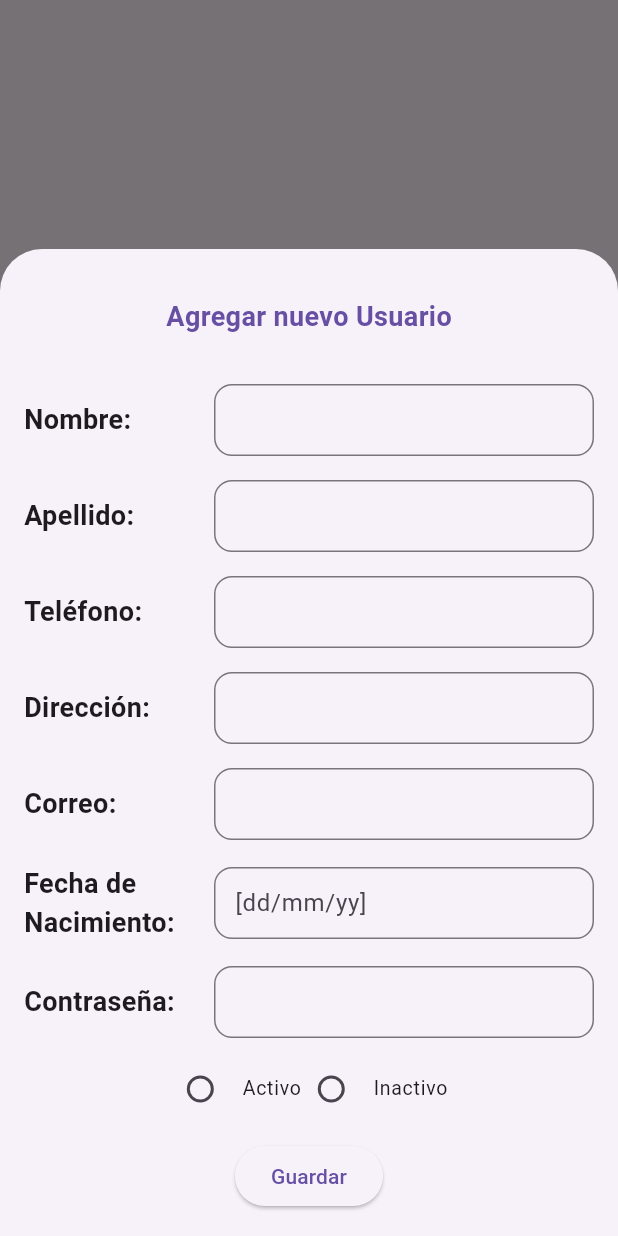
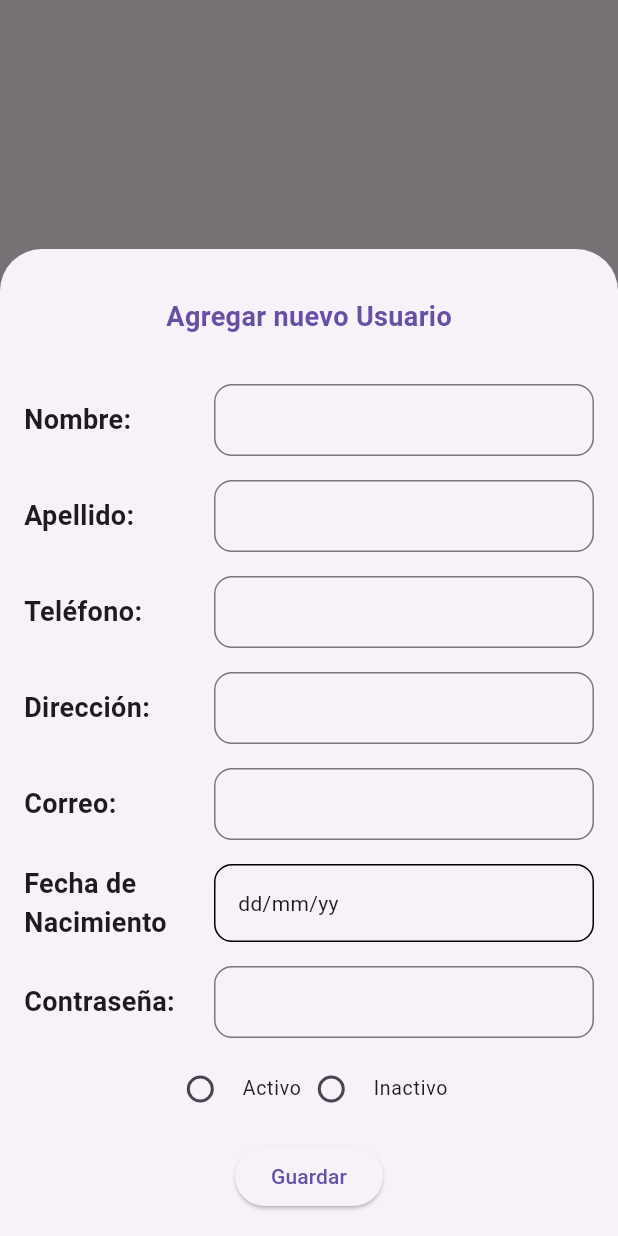
Before and after one commit to ivanndrey620/crud_flutter, a Flutter app: the screen it shows after launch, after a tap on the "add" icon, on a phone screen of 412 x 824 dp. Run offline on Flutter 3.47's test engine with Material 3 defaults, Android fonts, the phone set to English and light mode, and no system bars; our stand-ins replace bloc, cloud_firestore, firebase_core, flutter_bloc, flutter_hooks, fluttertoast and 2 more; accounts and stored records are empty.

Commit message:
feat: change date of birth textfield to text

```diff
--- a/lib/features/add_user.dart/screens/add_user_screen.dart
+++ b/lib/features/add_user.dart/screens/add_user_screen.dart
@@ -2,6 +2,8 @@ import 'package:crud_flutter/features/add_user.dart/cubit/user_state_cubit.dart'
 import 'package:crud_flutter/features/add_user.dart/utils/user_state_enum.dart';
 import 'package:crud_flutter/features/features.dart';
 import 'package:crud_flutter/features/form/bloc/user_form_bloc.dart';
+import 'package:crud_flutter/features/form/widgets/custom_field_title_widget.dart';
+import 'package:crud_flutter/utils/date_util.dart';
 import 'package:flutter/material.dart';
 import 'package:flutter_bloc/flutter_bloc.dart';
 import 'package:fluttertoast/fluttertoast.dart';
@@ -34,31 +36,31 @@ class AddUserScreen extends StatelessWidget {
           },
           child: BlocBuilder<UserFormBloc, UserFormState>(
             builder: (context, state) {
-              return const Column(
+              return Column(
                 crossAxisAlignment: CrossAxisAlignment.start,
                 mainAxisAlignment: MainAxisAlignment.spaceBetween,
                 mainAxisSize: MainAxisSize.min,
                 children: [
-                  SizedBox(height: 16),
-                  CustomTitleWidget(title: 'Agregar nuevo Usuario'),
-                  SizedBox(height: 32),
-                  _NameField(),
-                  SizedBox(height: 16),
-                  _LastnameField(),
-                  SizedBox(height: 16),
-                  _PhoneField(),
-                  SizedBox(height: 16),
-                  _AddressField(),
-                  SizedBox(height: 16),
-                  _EmailField(),
-                  SizedBox(height: 16),
-                  _DateOfBirthField(),
-                  SizedBox(height: 16),
-                  _PasswordField(),
-                  SizedBox(height: 16),
-                  _ActiveOrInactive(),
-                  SizedBox(height: 16),
-                  _AddButton(),
+                  const SizedBox(height: 16),
+                  const CustomTitleWidget(title: 'Agregar nuevo Usuario'),
+                  const SizedBox(height: 32),
+                  _NameField(initialValue: state.name),
+                  const SizedBox(height: 16),
+                  _LastnameField(initialValue: state.lastname),
+                  const SizedBox(height: 16),
+                  _PhoneField(initialValue: state.phone?.toString()),
+                  const SizedBox(height: 16),
+                  _AddressField(initialValue: state.address),
+                  const SizedBox(height: 16),
+                  _EmailField(initialValue: state.email),
+                  const SizedBox(height: 16),
+                  _DateOfBirthField(initialValue: state.dateOfBirth),
+                  const SizedBox(height: 16),
+                  _PasswordField(initialValue: state.password),
+                  const SizedBox(height: 16),
+                  const _ActiveOrInactive(),
+                  const SizedBox(height: 16),
+                  const _AddButton(),
                 ],
               );
             },
@@ -137,11 +139,14 @@ class _AddButton extends StatelessWidget {
 }
 
 class _PasswordField extends StatelessWidget {
-  const _PasswordField();
+  const _PasswordField({this.initialValue});
+
+  final String? initialValue;
 
   @override
   Widget build(BuildContext context) {
     return TitleFieldWidget(
+      initialValue: initialValue,
       title: 'Contraseña:',
       keyboardType: TextInputType.visiblePassword,
       onChangedCallback: (password) => context
@@ -155,29 +160,66 @@ class _PasswordField extends StatelessWidget {
 }
 
 class _DateOfBirthField extends StatelessWidget {
-  const _DateOfBirthField();
+  const _DateOfBirthField({this.initialValue});
+
+  final String? initialValue;
 
   @override
   Widget build(BuildContext context) {
-    return TitleFieldWidget(
-      title: 'Fecha de Nacimiento:',
-      hintText: '[dd/mm/yy]',
-      onChangedCallback: (dateOfBirth) => context
-          .read<UserFormBloc>()
-          .add(OnAddUserDateOfBirthEvent(dateOfBirth: dateOfBirth)),
-      onSubmittedCallback: (dateOfBirth) => context
-          .read<UserFormBloc>()
-          .add(OnAddUserDateOfBirthEvent(dateOfBirth: dateOfBirth)),
+    return GestureDetector(
+      onTap: () async {
+        final selectedDate = await showDatePicker(
+          context: context,
+          initialDate: DateTime.now(),
+          firstDate: DateTime.now(),
+          lastDate: DateTime.now().add(const Duration(days: 365)),
+        );
+
+        if (selectedDate == null) return;
+
+        final dateOfBirth = selectedDate.prettyDate();
+
+        if (context.mounted) {
+          context
+              .read<UserFormBloc>()
+              .add(OnAddUserDateOfBirthEvent(dateOfBirth: dateOfBirth));
+        }
+      },
+      child: Row(
+        children: [
+          const Expanded(
+            child: CustomFieldTitleWidget(title: 'Fecha de Nacimiento'),
+          ),
+          Expanded(
+            flex: 2,
+            child: Container(
+              padding: const EdgeInsets.all(15),
+              decoration: BoxDecoration(
+                border: Border.all(
+                  width: 1,
+                ),
+                borderRadius: const BorderRadius.all(
+                  Radius.circular(12),
+                ),
+              ),
+              child: Text(initialValue ?? 'dd/mm/yy'),
+            ),
+          )
+        ],
+      ),
     );
   }
 }
 
 class _EmailField extends StatelessWidget {
-  const _EmailField();
+  const _EmailField({this.initialValue});
+
+  final String? initialValue;
 
   @override
   Widget build(BuildContext context) {
     return TitleFieldWidget(
+      initialValue: initialValue,
       title: 'Correo:',
       keyboardType: TextInputType.emailAddress,
       onChangedCallback: (email) =>
@@ -189,11 +231,14 @@ class _EmailField extends StatelessWidget {
 }
 
 class _AddressField extends StatelessWidget {
-  const _AddressField();
+  const _AddressField({this.initialValue});
+
+  final String? initialValue;
 
   @override
   Widget build(BuildContext context) {
     return TitleFieldWidget(
+      initialValue: initialValue,
       title: 'Dirección:',
       keyboardType: TextInputType.streetAddress,
       onChangedCallback: (address) => context
@@ -207,11 +252,14 @@ class _AddressField extends StatelessWidget {
 }
 
 class _PhoneField extends StatelessWidget {
-  const _PhoneField();
+  const _PhoneField({this.initialValue});
+
+  final String? initialValue;
 
   @override
   Widget build(BuildContext context) {
     return TitleFieldWidget(
+      initialValue: initialValue,
       title: 'Teléfono:',
       keyboardType: TextInputType.phone,
       onChangedCallback: (phone) =>
@@ -223,11 +271,14 @@ class _PhoneField extends StatelessWidget {
 }
 
 class _LastnameField extends StatelessWidget {
-  const _LastnameField();
+  const _LastnameField({this.initialValue});
+
+  final String? initialValue;
 
   @override
   Widget build(BuildContext context) {
     return TitleFieldWidget(
+      initialValue: initialValue,
       title: 'Apellido:',
       onChangedCallback: (lastname) => context
           .read<UserFormBloc>()
@@ -240,11 +291,14 @@ class _LastnameField extends StatelessWidget {
 }
 
 class _NameField extends StatelessWidget {
-  const _NameField();
+  const _NameField({this.initialValue});
+
+  final String? initialValue;
 
   @override
   Widget build(BuildContext context) {
     return TitleFieldWidget(
+        initialValue: initialValue,
         title: 'Nombre:',
         onChangedCallback: (name) =>
             context.read<UserFormBloc>().add(OnAddUserNameEvent(name: name)),
--- a/lib/features/form/bloc/user_form_bloc.dart
+++ b/lib/features/form/bloc/user_form_bloc.dart
@@ -88,13 +88,13 @@ class UserFormBloc extends Bloc<UserFormEvent, UserFormState> {
 
       emit(state.copyWith(uiState: const FormUiState.loading()));
 
-      if (name.isEmpty ||
-          lastname.isEmpty ||
-          phone == 0 ||
-          address.isEmpty ||
-          email.isEmpty ||
-          dateOfBirth.isEmpty ||
-          password.isEmpty) {
+      if (name == null ||
+          lastname == null ||
+          phone == null ||
+          address == null ||
+          email == null ||
+          dateOfBirth == null ||
+          password == null) {
         emit(state.copyWith(
           uiState: const FormUiState.error(
               message: 'Debe completar todos los campos'),
--- a/lib/features/form/bloc/user_form_state.dart
+++ b/lib/features/form/bloc/user_form_state.dart
@@ -1,23 +1,23 @@
 part of 'user_form_bloc.dart';
 
 class UserFormState {
-  final String name;
-  final String lastname;
-  final int phone;
-  final String address;
-  final String email;
-  final String dateOfBirth;
-  final String password;
+  final String? name;
+  final String? lastname;
+  final int? phone;
+  final String? address;
+  final String? email;
+  final String? dateOfBirth;
+  final String? password;
   final FormUiState uiState;
 
   const UserFormState({
-    this.name = '',
-    this.lastname = '',
-    this.phone = 0,
-    this.address = '',
-    this.email = '',
-    this.dateOfBirth = '',
-    this.password = '',
+    this.name,
+    this.lastname,
+    this.phone,
+    this.address,
+    this.email,
+    this.dateOfBirth,
+    this.password,
     FormUiState? uiState,
   }) : uiState = uiState ?? const FormUiState.initial();
 
--- /dev/null
+++ b/lib/features/form/widgets/custom_field_title_widget.dart
@@ -0,0 +1,18 @@
+import 'package:flutter/material.dart';
+
+class CustomFieldTitleWidget extends StatelessWidget {
+  const CustomFieldTitleWidget({super.key, required this.title});
+
+  final String title;
+
+  @override
+  Widget build(BuildContext context) {
+    return Text(
+      title,
+      style: const TextStyle(
+        fontWeight: FontWeight.w700,
+        fontSize: 18,
+      ),
+    );
+  }
+}
--- a/lib/features/form/widgets/custom_field_widget.dart
+++ b/lib/features/form/widgets/custom_field_widget.dart
@@ -10,6 +10,7 @@ class CustomFieldWidget extends HookWidget {
     this.keyboardType = TextInputType.name,
     this.onChangedCallback,
     this.onSubmittedCallback,
+    this.onClickedCallback,
   });
 
   final String? initialValue;
@@ -18,12 +19,15 @@ class CustomFieldWidget extends HookWidget {
   final TextInputType? keyboardType;
   final Function(String content)? onChangedCallback;
   final Function(String content)? onSubmittedCallback;
+  final VoidCallback? onClickedCallback;
 
   @override
   Widget build(BuildContext context) {
     final controller = useTextEditingController(text: initialValue);
 
     return TextField(
+      onTap: () => onClickedCallback?.call(),
+      readOnly: onClickedCallback != null,
       controller: controller,
       decoration: InputDecoration(
         contentPadding: const EdgeInsets.only(left: 10),
--- a/lib/features/form/widgets/title_field_widget.dart
+++ b/lib/features/form/widgets/title_field_widget.dart
@@ -1,4 +1,5 @@
 import 'package:crud_flutter/features/features.dart';
+import 'package:crud_flutter/features/form/widgets/custom_field_title_widget.dart';
 import 'package:flutter/material.dart';
 
 class TitleFieldWidget extends StatelessWidget {
@@ -11,6 +12,7 @@ class TitleFieldWidget extends StatelessWidget {
     this.keyboardType = TextInputType.name,
     this.onChangedCallback,
     this.onSubmittedCallback,
+    this.onClickedCallback,
   });
 
   final String title;
@@ -20,13 +22,16 @@ class TitleFieldWidget extends StatelessWidget {
   final TextInputType? keyboardType;
   final Function(String content)? onChangedCallback;
   final Function(String content)? onSubmittedCallback;
+  final VoidCallback? onClickedCallback;
 
   @override
   Widget build(BuildContext context) {
     return Row(
       crossAxisAlignment: CrossAxisAlignment.center,
       children: [
-        Expanded(child: _CustomFieldTitle(title: title)),
+        Expanded(
+          child: CustomFieldTitleWidget(title: title),
+        ),
         Expanded(
           flex: 2,
           child: CustomFieldWidget(
@@ -36,26 +41,10 @@ class TitleFieldWidget extends StatelessWidget {
             keyboardType: keyboardType,
             onChangedCallback: onChangedCallback,
             onSubmittedCallback: onSubmittedCallback,
+            onClickedCallback: onClickedCallback,
           ),
         ),
       ],
     );
   }
 }
-
-class _CustomFieldTitle extends StatelessWidget {
-  const _CustomFieldTitle({required this.title});
-
-  final String title;
-
-  @override
-  Widget build(BuildContext context) {
-    return Text(
-      title,
-      style: const TextStyle(
-        fontWeight: FontWeight.w700,
-        fontSize: 18,
-      ),
-    );
-  }
-}
--- /dev/null
+++ b/lib/utils/date_util.dart
@@ -0,0 +1,17 @@
+import 'package:intl/intl.dart';
+
+class DateUtil {
+  const DateUtil();
+
+  static String today() {
+    final format = DateFormat('dd/MM/yy');
+    return format.format(DateTime.now());
+  }
+}
+
+extension OnDateTimeExtension on DateTime {
+  String prettyDate() {
+    final format = DateFormat('dd/MM/yy');
+    return format.format(this);
+  }
+}
```
